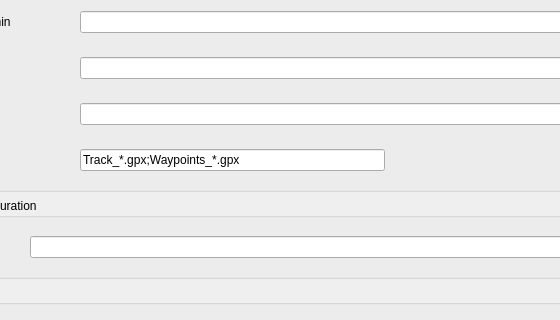
Old version of the form src/configuration.ui in the repository trumpton/POI; both pictures show x 99 to 659 and y 217 to 537 of the 989 by 780 pixel window.
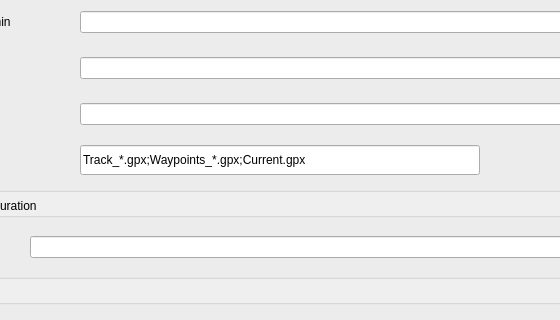
New version of the form. Icons and pictures are not drawn.

Commit message: Added function to transfer Current.gpx, and set correct file permissions

Diff of the .ui file:
```diff
--- a/src/configuration.ui
+++ b/src/configuration.ui
@@ -287,8 +287,20 @@
         </item>
         <item>
          <widget class="QLineEdit" name="importFilter">
+          <property name="sizePolicy">
+           <sizepolicy hsizetype="Maximum" vsizetype="Maximum">
+            <horstretch>0</horstretch>
+            <verstretch>0</verstretch>
+           </sizepolicy>
+          </property>
+          <property name="minimumSize">
+           <size>
+            <width>400</width>
+            <height>30</height>
+           </size>
+          </property>
           <property name="text">
-           <string>Track_*.gpx;Waypoints_*.gpx</string>
+           <string>Track_*.gpx;Waypoints_*.gpx;Current.gpx</string>
           </property>
          </widget>
         </item>
```
The commit also changes 2 other files.
